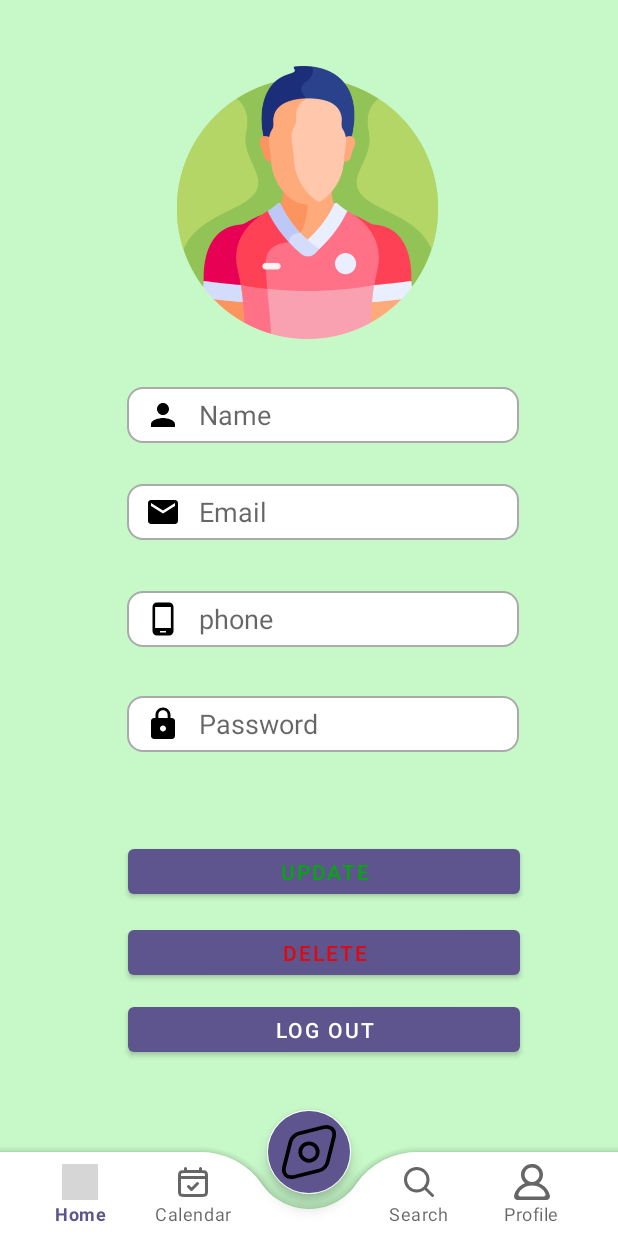
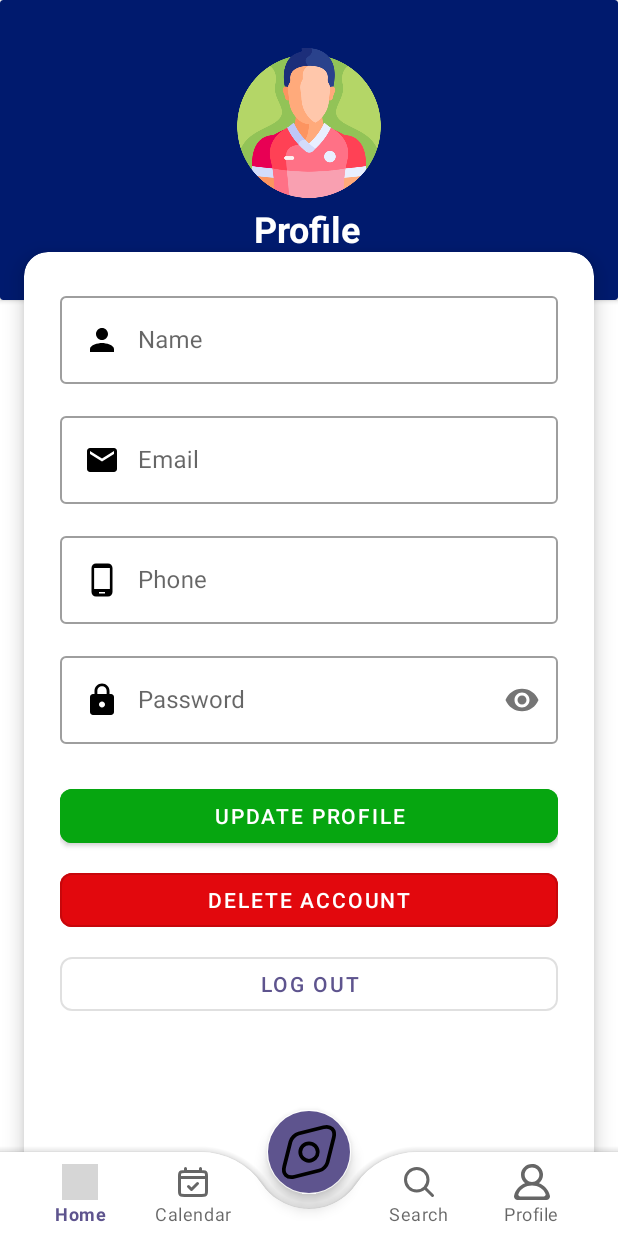
Before and after one commit to Hamza-Eng/AGSS, an Android app: the fragment ProfileFragment placed in its activity, on a phone screen of 412 x 824 dp. Run offline under Robolectric (Android 15) with nearby library versions, the phone set to English and light mode, and no system bars; our stand-ins replace Firebase (no records; nobody signed in at launch, a user with empty details on screens opened directly); grey boxes are pictures that could not be loaded.

Commit message:
-enhance login view -enhance profile fragment view

```diff
--- a/app/src/main/res/layout/fragment_profile_.xml
+++ b/app/src/main/res/layout/fragment_profile_.xml
@@ -4,139 +4,164 @@
     xmlns:tools="http://schemas.android.com/tools"
     android:layout_width="match_parent"
     android:layout_height="match_parent"
-    android:background="#C7F8C8"
+    android:background="@color/white"
     tools:context=".Fragments.ProfileFragment">
 
+    <!-- Profile Header Card -->
+    <androidx.cardview.widget.CardView
+        android:id="@+id/profile_header"
+        android:layout_width="match_parent"
+        android:layout_height="200dp"
+        app:cardBackgroundColor="#001A6E"
+        app:layout_constraintTop_toTopOf="parent">
+
+        <androidx.constraintlayout.widget.ConstraintLayout
+            android:layout_width="match_parent"
+            android:layout_height="match_parent">
 
             <ImageView
                 android:id="@+id/imageView12"
-        android:layout_width="183dp"
-        android:layout_height="182dp"
-        android:layout_marginTop="44dp"
+                android:layout_width="100dp"
+                android:layout_height="100dp"
+                android:layout_marginTop="32dp"
                 app:layout_constraintEnd_toEndOf="parent"
-        app:layout_constraintHorizontal_bias="0.497"
                 app:layout_constraintStart_toStartOf="parent"
                 app:layout_constraintTop_toTopOf="parent"
                 app:srcCompat="@drawable/soccer_player" />
 
+            <TextView
+                android:layout_width="wrap_content"
+                android:layout_height="wrap_content"
+                android:layout_marginTop="4dp"
+                android:text="Profile"
+                android:textColor="@color/white"
+                android:textSize="24sp"
+                android:textStyle="bold"
+                app:layout_constraintEnd_toEndOf="parent"
+                app:layout_constraintHorizontal_bias="0.498"
+                app:layout_constraintStart_toStartOf="parent"
+                app:layout_constraintTop_toBottomOf="@id/imageView12" />
+
+        </androidx.constraintlayout.widget.ConstraintLayout>
+    </androidx.cardview.widget.CardView>
+
+    <!-- Profile Info Section -->
+    <androidx.cardview.widget.CardView
+        android:layout_width="match_parent"
+        android:layout_height="0dp"
+        android:layout_marginTop="-32dp"
+        android:layout_marginHorizontal="16dp"
+        app:cardCornerRadius="16dp"
+        app:cardElevation="8dp"
+        app:layout_constraintTop_toBottomOf="@id/profile_header"
+        app:layout_constraintBottom_toBottomOf="parent">
+
+        <LinearLayout
+            android:layout_width="match_parent"
+            android:layout_height="match_parent"
+            android:orientation="vertical"
+            android:padding="24dp">
+
+            <!-- Name Field -->
+            <com.google.android.material.textfield.TextInputLayout
+                android:layout_width="match_parent"
+                android:layout_height="wrap_content"
+                android:layout_marginBottom="16dp"
+                style="@style/Widget.MaterialComponents.TextInputLayout.OutlinedBox">
+
                 <EditText
                     android:id="@+id/name"
-        android:layout_width="261dp"
-        android:layout_height="37dp"
-        android:background="@drawable/backinput"
-        android:textColor="@color/black"
+                    android:layout_width="match_parent"
+                    android:layout_height="wrap_content"
                     android:drawableStart="@drawable/ic_person"
                     android:drawablePadding="12dp"
-        android:ems="10"
                     android:hint="Name"
-        android:inputType="textPersonName"
-        android:paddingStart="12dp"
-        app:layout_constraintBottom_toBottomOf="parent"
-        app:layout_constraintEnd_toEndOf="parent"
-        app:layout_constraintHorizontal_bias="0.561"
-        app:layout_constraintStart_toStartOf="parent"
-        app:layout_constraintTop_toBottomOf="@+id/imageView12"
-        app:layout_constraintVertical_bias="0.057" />
+                    android:inputType="textPersonName" />
+            </com.google.android.material.textfield.TextInputLayout>
+
+            <!-- Email Field -->
+            <com.google.android.material.textfield.TextInputLayout
+                android:layout_width="match_parent"
+                android:layout_height="wrap_content"
+                android:layout_marginBottom="16dp"
+                style="@style/Widget.MaterialComponents.TextInputLayout.OutlinedBox">
 
                 <EditText
                     android:id="@+id/email"
-        android:layout_width="261dp"
-        android:layout_height="37dp"
-        android:background="@drawable/backinput"
-        android:textColor="@color/black"
+                    android:layout_width="match_parent"
+                    android:layout_height="wrap_content"
                     android:drawableStart="@drawable/ic_mail"
                     android:drawablePadding="12dp"
-        android:ems="10"
                     android:hint="Email"
-        android:inputType="textEmailAddress"
-        android:paddingStart="12dp"
-        app:layout_constraintBottom_toBottomOf="parent"
-        app:layout_constraintEnd_toEndOf="parent"
-        app:layout_constraintHorizontal_bias="0.561"
-        app:layout_constraintStart_toStartOf="parent"
-        app:layout_constraintTop_toBottomOf="@+id/name"
-        app:layout_constraintVertical_bias="0.056" />
+                    android:inputType="textEmailAddress" />
+            </com.google.android.material.textfield.TextInputLayout>
+
+            <!-- Phone Field -->
+            <com.google.android.material.textfield.TextInputLayout
+                android:layout_width="match_parent"
+                android:layout_height="wrap_content"
+                android:layout_marginBottom="16dp"
+                style="@style/Widget.MaterialComponents.TextInputLayout.OutlinedBox">
 
                 <EditText
                     android:id="@+id/phone"
-        android:layout_width="261dp"
-        android:layout_height="37dp"
-        android:background="@drawable/backinput"
-        android:textColor="@color/black"
+                    android:layout_width="match_parent"
+                    android:layout_height="wrap_content"
                     android:drawableStart="@drawable/ic_phone"
                     android:drawablePadding="12dp"
-        android:ems="10"
-        android:hint="phone"
-        android:inputType="phone"
-        android:paddingStart="12dp"
-        android:text=""
-        app:layout_constraintBottom_toBottomOf="parent"
-        app:layout_constraintEnd_toEndOf="parent"
-        app:layout_constraintHorizontal_bias="0.561"
-        app:layout_constraintStart_toStartOf="parent"
-        app:layout_constraintTop_toBottomOf="@+id/email"
-        app:layout_constraintVertical_bias="0.08" />
+                    android:hint="Phone"
+                    android:inputType="phone" />
+            </com.google.android.material.textfield.TextInputLayout>
+
+            <!-- Password Field -->
+            <com.google.android.material.textfield.TextInputLayout
+                android:layout_width="match_parent"
+                android:layout_height="wrap_content"
+                android:layout_marginBottom="24dp"
+                app:passwordToggleEnabled="true"
+                style="@style/Widget.MaterialComponents.TextInputLayout.OutlinedBox">
 
                 <EditText
                     android:id="@+id/password"
-        android:layout_width="261dp"
-        android:layout_height="37dp"
-        android:background="@drawable/backinput"
-        android:textColor="@color/black"
+                    android:layout_width="match_parent"
+                    android:layout_height="wrap_content"
                     android:drawableStart="@drawable/ic_password"
                     android:drawablePadding="12dp"
-        android:ems="10"
                     android:hint="Password"
-        android:inputType="textPassword"
-        android:paddingStart="12dp"
-        app:layout_constraintBottom_toBottomOf="parent"
-        app:layout_constraintEnd_toEndOf="parent"
-        app:layout_constraintHorizontal_bias="0.561"
-        app:layout_constraintStart_toStartOf="parent"
-        app:layout_constraintTop_toBottomOf="@+id/phone"
-        app:layout_constraintVertical_bias="0.092" />
+                    android:inputType="textPassword" />
+            </com.google.android.material.textfield.TextInputLayout>
 
             <!-- Buttons -->
+            <com.google.android.material.button.MaterialButton
+                android:id="@+id/update_button"
+                android:layout_width="match_parent"
+                android:layout_height="wrap_content"
+                android:layout_marginBottom="8dp"
+                android:backgroundTint="@color/green"
+                android:text="Update Profile"
+                app:cornerRadius="8dp"
+                app:strokeColor="@color/green"/>
 
-    <Button
+            <com.google.android.material.button.MaterialButton
+                android:id="@+id/delete_button"
+                android:layout_width="match_parent"
+                android:layout_height="wrap_content"
+                android:layout_marginBottom="8dp"
+                android:text="Delete Account"
+                android:backgroundTint="@color/red"
+                app:cornerRadius="8dp"
+                style="@style/Widget.MaterialComponents.Button.OutlinedButton"
+                android:textColor="@color/white" />
+
+            <com.google.android.material.button.MaterialButton
                 android:id="@+id/logout_button"
-        android:layout_width="261dp"
-        android:layout_height="42dp"
+                android:layout_width="match_parent"
+                android:layout_height="wrap_content"
                 android:text="Log Out"
-        app:layout_constraintBottom_toBottomOf="parent"
-        app:layout_constraintEnd_toEndOf="parent"
-        app:layout_constraintHorizontal_bias="0.566"
-        app:layout_constraintStart_toStartOf="parent"
-        app:layout_constraintTop_toTopOf="parent"
-        app:layout_constraintVertical_bias="0.851"
-        tools:ignore="MissingConstraints" />
+                app:cornerRadius="8dp"
+                style="@style/Widget.MaterialComponents.Button.OutlinedButton" />
 
-    <Button
-        android:id="@+id/delete_button"
-        android:layout_width="261dp"
-        android:layout_height="42dp"
-        android:text="Delete"
-        android:textColor="@color/red"
-        app:layout_constraintBottom_toBottomOf="parent"
-        app:layout_constraintEnd_toEndOf="parent"
-        app:layout_constraintHorizontal_bias="0.566"
-        app:layout_constraintStart_toStartOf="parent"
-        app:layout_constraintTop_toTopOf="parent"
-        app:layout_constraintVertical_bias="0.785"
-        tools:ignore="MissingConstraints" />
-
-    <Button
-        android:id="@+id/update_button"
-        android:layout_width="261dp"
-        android:layout_height="42dp"
-        android:text="Update"
-        android:textColor="@color/green"
-        app:layout_constraintBottom_toBottomOf="parent"
-        app:layout_constraintEnd_toEndOf="parent"
-        app:layout_constraintHorizontal_bias="0.566"
-        app:layout_constraintStart_toStartOf="parent"
-        app:layout_constraintTop_toTopOf="parent"
-        app:layout_constraintVertical_bias="0.716"
-        tools:ignore="MissingConstraints" />
+        </LinearLayout>
+    </androidx.cardview.widget.CardView>
 
 </androidx.constraintlayout.widget.ConstraintLayout>
```
Also changed, not shown: app/src/main/res/layout/activity_login.xml (+79 -68 lines). Lines whose indentation alone changed are shown as unchanged.
